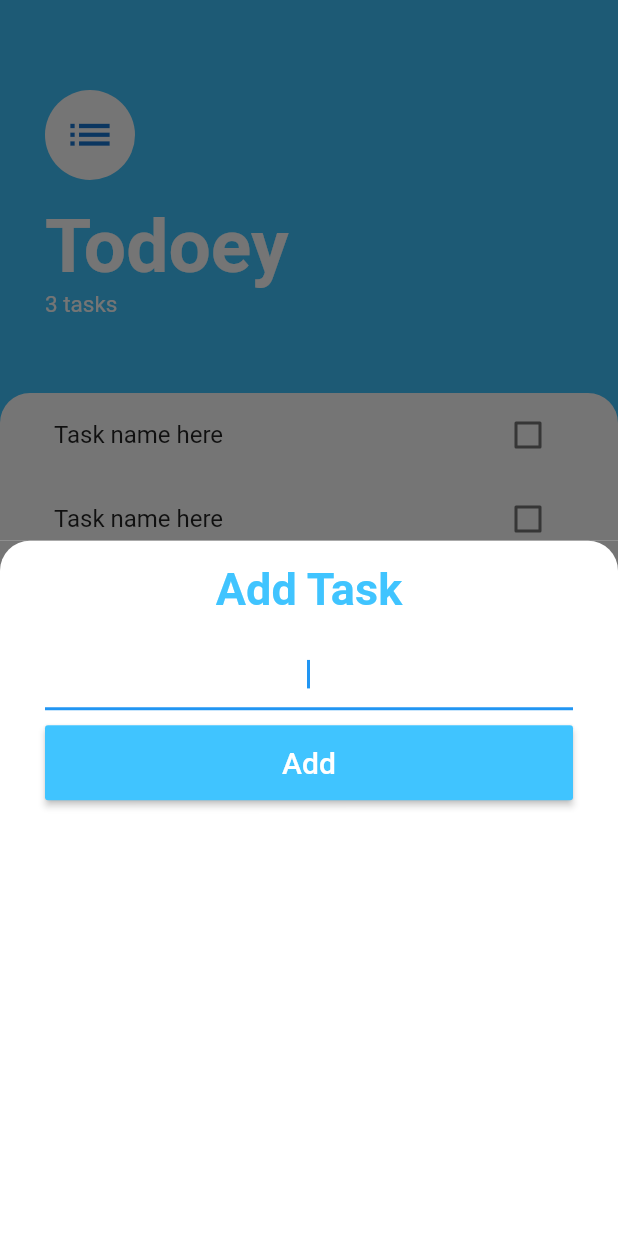
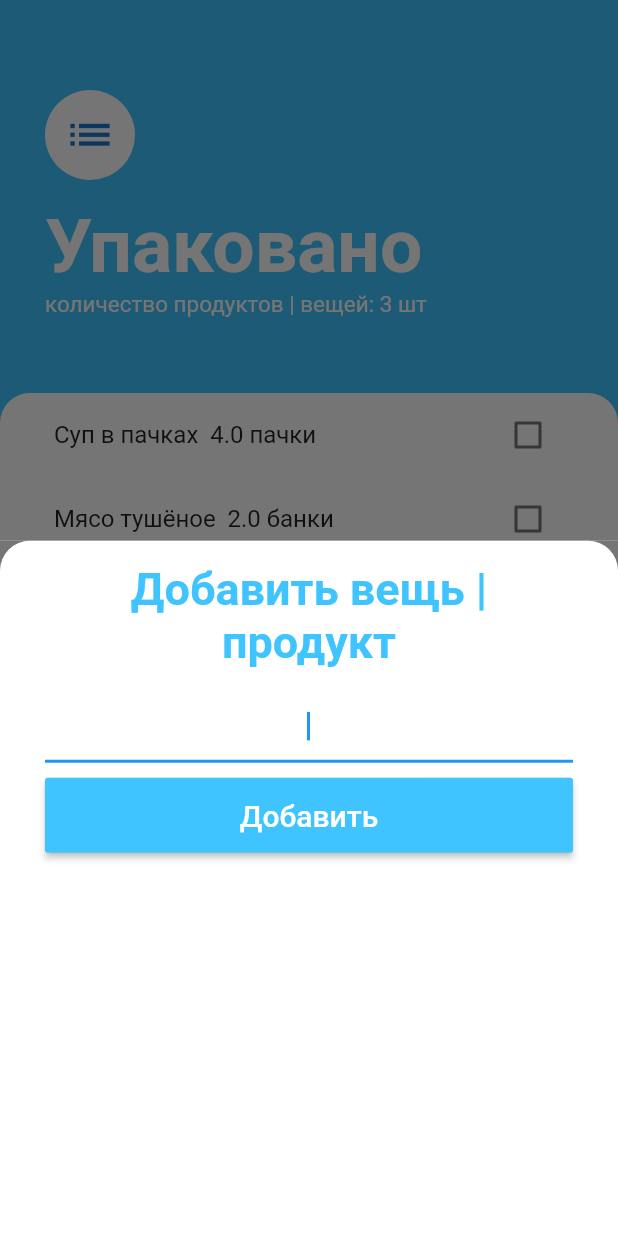
Before and after one commit to fimich1/wish_list3, a Flutter app: the screen it shows after launch, after a tap on the "add" icon, on a phone screen of 412 x 824 dp. Run offline on Flutter 3.47's test engine with Material 2 defaults, Android fonts, the phone set to English and light mode, and no system bars.

Commit message:
переделал на продукты с количством и единицей измерения

```diff
--- a/lib/model/task.dart
+++ b/lib/model/task.dart
@@ -2,8 +2,15 @@ class Task {
  // испльзуеется в файле таск лист как объект задачи
   String name;
   bool isDone;
+  String ed_ism;
+  double massa;
 
-  Task({required this.name, this.isDone = false});
+  Task({
+    required this.name,
+    this.isDone = false,
+    required this.ed_ism,
+    required this.massa,
+  });
 
   void toggleDone(){
     isDone = !isDone;  // переворачивает рубильник
--- a/lib/screens/add_task.dart
+++ b/lib/screens/add_task.dart
@@ -29,7 +29,7 @@ class AddTaskScreen extends StatelessWidget {
               Padding(
                 padding: EdgeInsets.symmetric(vertical: 15),
                 child: Text(
-                  'Add Task',
+                  'Добавить вещь | продукт',
                   textAlign: TextAlign.center,
                   style: TextStyle(
                       fontSize: 30,
@@ -51,7 +51,7 @@ class AddTaskScreen extends StatelessWidget {
                 height: 50,
                 color: Colors.lightBlueAccent,
                 child: Text(
-                  'Add',
+                  'Добавить',
                   style: TextStyle(color: Colors.white, fontSize: 20),
                 ),
                 onPressed: () {
--- a/lib/screens/tasks_screen.dart
+++ b/lib/screens/tasks_screen.dart
@@ -12,9 +12,9 @@ class TasksScreen extends StatefulWidget {
 
 class _TasksScreenState extends State<TasksScreen> {
   List<Task> tasks = [
-    Task(name: 'Task name here', isDone: false),
-    Task(name: 'Task name here', isDone: false),
-    Task(name: 'Task name here', isDone: false)
+    Task(name: 'Суп в пачках', ed_ism: 'пачки', massa: 4.0, isDone: false),
+    Task(name: 'Мясо тушёное', ed_ism: 'банки', massa: 2.0, isDone: false),
+    Task(name: 'Молоко сгущёное', ed_ism: 'банка', massa: 1.0, isDone: false)
   ];
 
   @override
@@ -30,7 +30,11 @@ class _TasksScreenState extends State<TasksScreen> {
               builder: (context) => AddTaskScreen(
                 addNewTask: (newTaskTitle) {
                   setState(() {
-                    tasks.add(Task(name: newTaskTitle));
+                    tasks.add(Task(
+                        name: newTaskTitle,
+                      ed_ism: ' ',
+                      massa: 1.0,
+                    ));
                   });
                   Navigator.pop(context);
                 },
@@ -55,14 +59,14 @@ class _TasksScreenState extends State<TasksScreen> {
                 height: 15,
               ),
               Text(
-                'Todoey',
+                'Упаковано',
                 style: TextStyle(
                     fontSize: 50,
                     color: Colors.white,
                     fontWeight: FontWeight.w700),
               ),
               Text(
-                '${tasks.length} tasks',
+                'количество продуктов | вещей: ${tasks.length} шт',
                 style: TextStyle(fontSize: 15, color: Colors.white),
               ),
               SizedBox(
--- a/lib/widgets/tasks_list.dart
+++ b/lib/widgets/tasks_list.dart
@@ -17,7 +17,9 @@ class _TaskListState extends State<TaskList> {
     return ListView.builder(
       itemBuilder: (context, index) {
         return TaskTile(
-          taskTitle: widget.tasks[index].name,
+          taskTitle: (widget.tasks[index].name),
+          task_Ed_ism: (widget.tasks[index].ed_ism),
+          task_massa: (widget.tasks[index].massa),
           isChecked: widget.tasks[index].isDone,
           checkboxCallback: (checkboxState) {
             setState(() {
--- a/lib/widgets/tasks_tile.dart
+++ b/lib/widgets/tasks_tile.dart
@@ -3,15 +3,22 @@ import 'package:flutter/material.dart';
 class TaskTile extends StatelessWidget {
   final bool? isChecked;
   final String taskTitle;
+  final String task_Ed_ism;
+  final double task_massa;
   final Function(bool?)? checkboxCallback;
 
-  TaskTile({this.isChecked, required this.taskTitle, required this.checkboxCallback});
+  TaskTile({
+    this.isChecked,
+    required this.taskTitle,
+    required this.task_Ed_ism,
+    required this.task_massa,
+    required this.checkboxCallback});
 
   @override
   Widget build(BuildContext context) {
     return ListTile(
       title: Text(
-        taskTitle,
+        taskTitle+'  $task_massa '+task_Ed_ism,
         style: TextStyle(
           decoration: isChecked == true ? TextDecoration.lineThrough : null,
         ),
```
